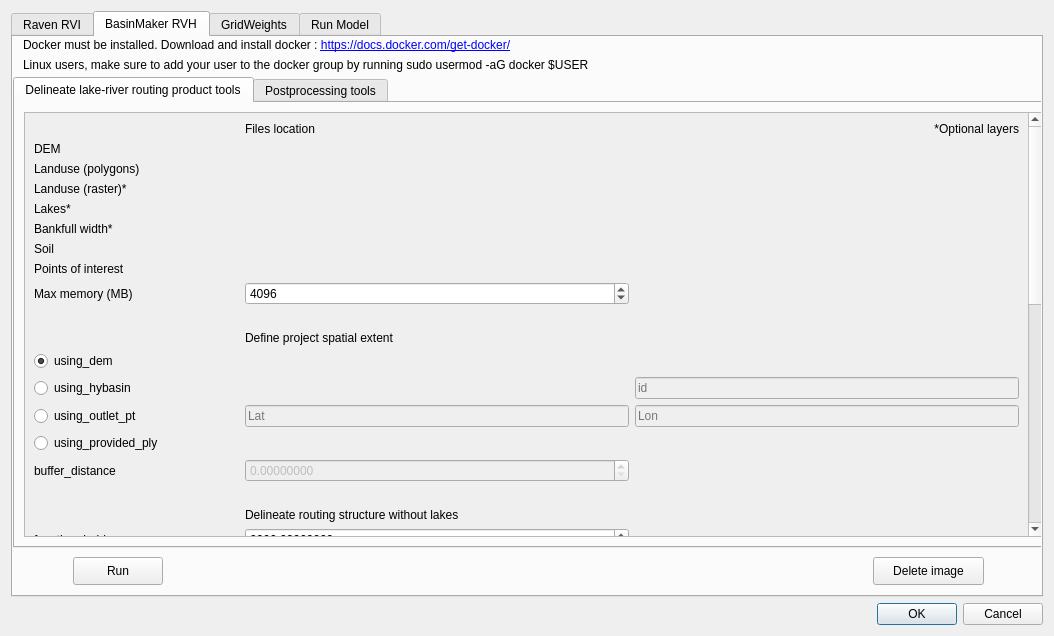
Before: the Qt Designer form qraven/qraven_dialog_base.ui in Scriptbash/QRaven, drawn with Qt 5.
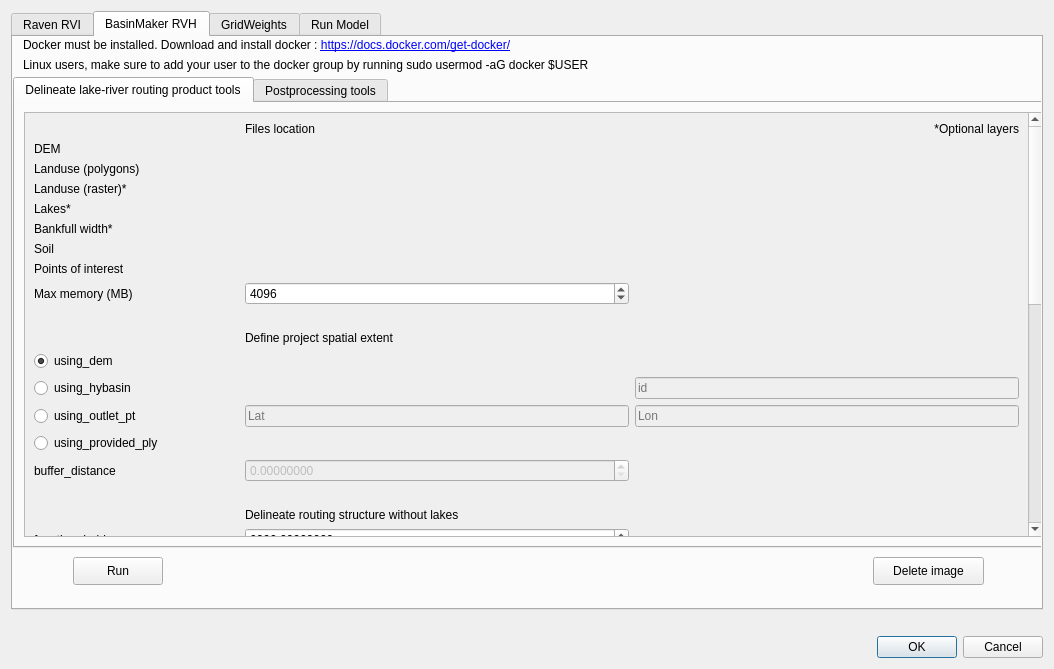
After: the same form once the commit is applied. The open tabs and pages were chosen to show the change. Custom widgets are drawn as their Qt base class.

What changed in the file:
```diff
--- a/qraven/qraven_dialog_base.ui
+++ b/qraven/qraven_dialog_base.ui
@@ -7,7 +7,7 @@
     <x>0</x>
     <y>0</y>
     <width>1054</width>
-    <height>636</height>
+    <height>669</height>
    </rect>
   </property>
   <property name="windowTitle">
@@ -4352,6 +4352,16 @@
      </widget>
     </widget>
    </item>
+   <item>
+    <widget class="QLabel" name="lbl_update">
+     <property name="text">
+      <string/>
+     </property>
+     <property name="openExternalLinks">
+      <bool>true</bool>
+     </property>
+    </widget>
+   </item>
    <item>
     <widget class="QDialogButtonBox" name="button_box">
      <property name="orientation">
```
Left out of the diff: 11 changed lines with no effect on the pictures.
